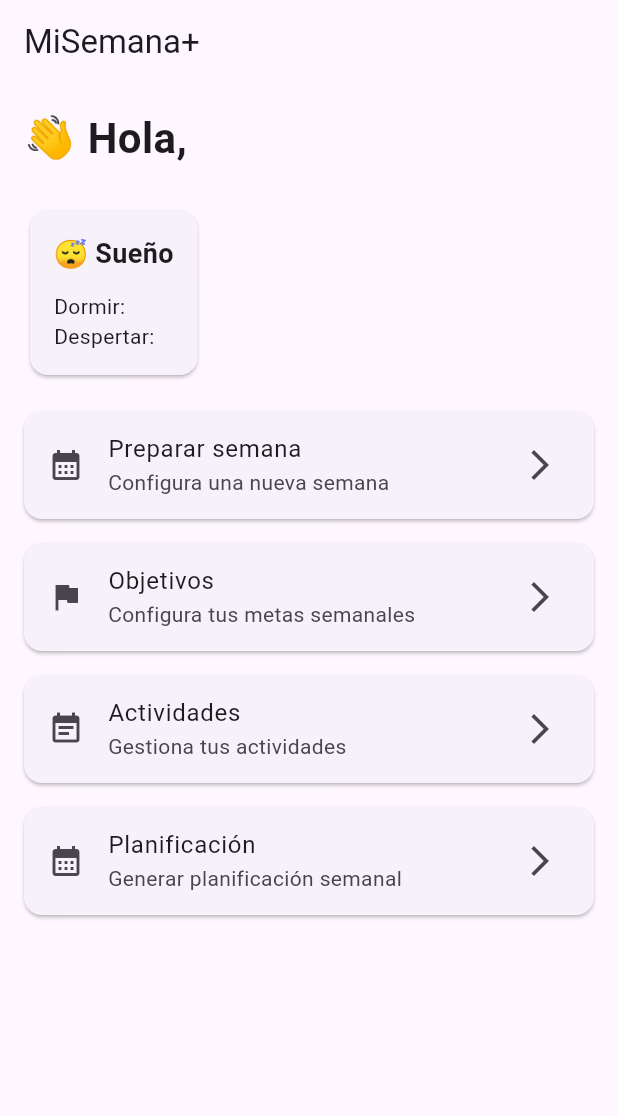
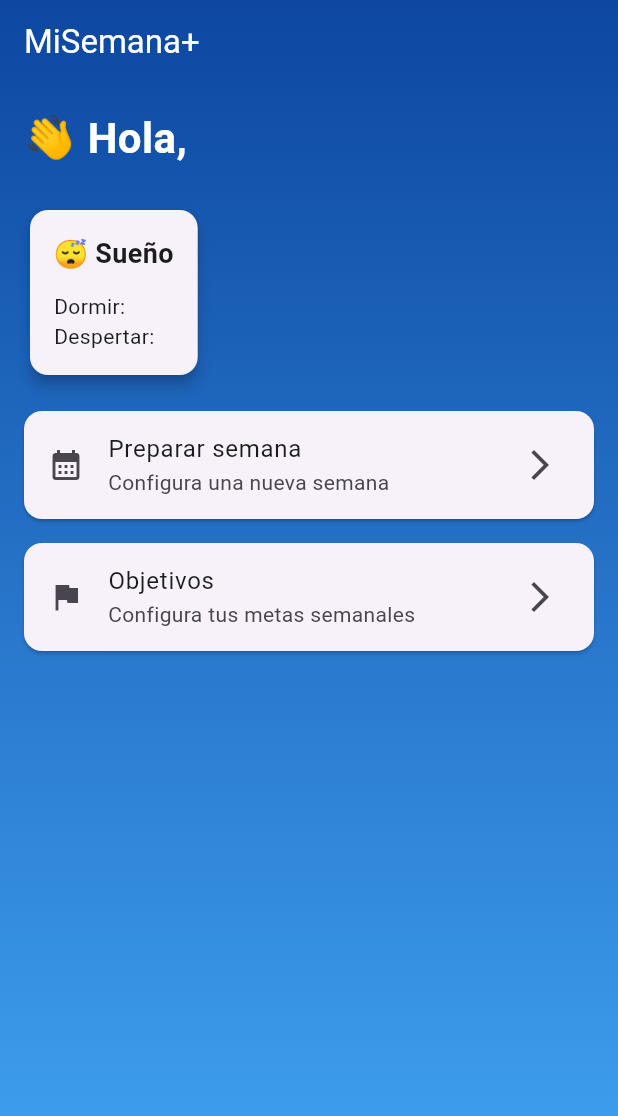
Before and after one commit to boarderses/misemana-plus, a Flutter app: the HomeScreen screen opened directly with empty values, on a phone screen of 412 x 824 dp. Shown: the top 1116 px of the screen. Run offline on Flutter 3.47's test engine with Material 3 defaults, Android fonts, the phone set to English and light mode, and no system bars; our stand-ins replace sqflite; accounts and stored records are empty.

Commit message:
Feat: improve home screen design

```diff
--- a/lib/presentation/screens/home_screen.dart
+++ b/lib/presentation/screens/home_screen.dart
@@ -18,10 +18,29 @@ class HomeScreen extends StatelessWidget {
   @override
 Widget build(BuildContext context) {
   return Scaffold(
+  extendBodyBehindAppBar:  true,
     appBar: AppBar(
-      title: const Text("MiSemana+"),
+      backgroundColor: Colors.transparent,
+      elevation: 0,
+      title: const Text("MiSemana+",
+      style: TextStyle(color: Colors.white)),
     ),
-    body: SingleChildScrollView(
+    body: Container(
+      width: double.infinity,
+      height: double.infinity,
+      decoration: BoxDecoration(
+          gradient: LinearGradient(begin: Alignment.topCenter,
+          end: Alignment.bottomCenter,
+          colors: [
+          Colors.blue.shade900,
+          Colors.blue.shade400,
+        ],
+        ),
+      ),
+
+  child: SafeArea(
+
+    child: SingleChildScrollView(
       padding: const EdgeInsets.all(16),
       child: Column(
         crossAxisAlignment: CrossAxisAlignment.start,
@@ -32,12 +51,14 @@ Widget build(BuildContext context) {
             style: const TextStyle(
               fontSize: 28,
               fontWeight: FontWeight.bold,
+              color: Colors.white,
             ),
           ),
 
           const SizedBox(height: 24),
 
           Card(
+            elevation: 4,
             child: Padding(
               padding: const EdgeInsets.all(16),
               child: Column(
@@ -90,7 +111,7 @@ Widget build(BuildContext context) {
               },
             ),
 
-            DashboardCard(
+          /*  DashboardCard(
               icon: Icons.event_note,
               titulo: "Actividades",
               subtitulo: "Gestiona tus actividades",
@@ -102,8 +123,10 @@ Widget build(BuildContext context) {
               titulo: "Planificación",
               subtitulo: "Generar planificación semanal",
               onTap: () {},
+            ),*/
+              ],
             ),
-          ],
+          ),
         ),
       ),
     );
```
